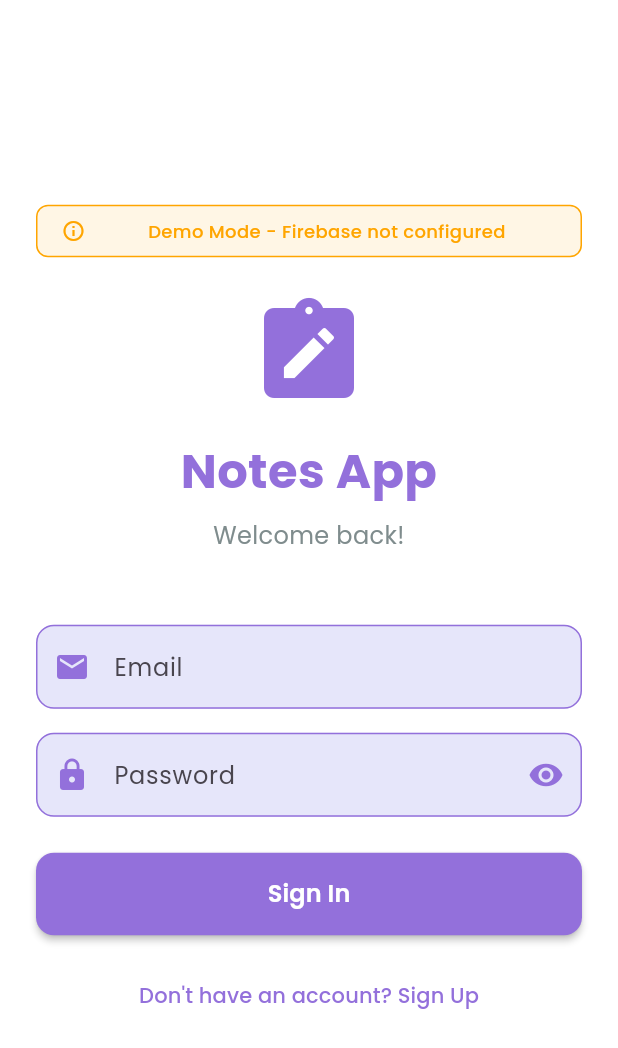
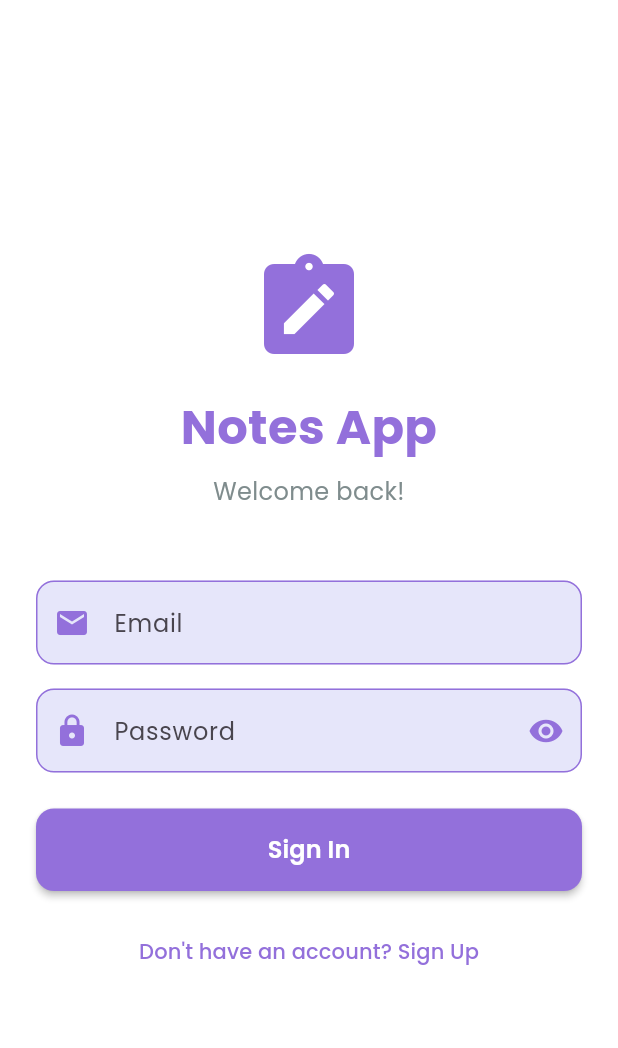
Before and after one commit to Nmesoma-solomon-peter/flutter_individual_assignment_2, a Flutter app: the screen it shows after launch, on a phone screen of 412 x 824 dp. Shown: the top 1048 px of the screen. Run offline on Flutter 3.47's test engine with Material 3 defaults, Android fonts, the light colour scheme and no system bars; our stand-ins replace cloud_firestore, firebase_auth, firebase_core, flutter_bloc, google_fonts; accounts and stored records are empty.

Commit message:
feat: remove demo mode and configure for real Firebase

```diff
--- a/lib/main.dart
+++ b/lib/main.dart
@@ -30,14 +30,14 @@ bool firebaseInitialized = false;
 void main() async {
   WidgetsFlutterBinding.ensureInitialized();
 
-  // Try to initialize Firebase
+  // Initialize Firebase
   try {
     await Firebase.initializeApp();
     firebaseInitialized = true;
     print('Firebase initialized successfully');
   } catch (e) {
     print('Firebase initialization error: $e');
-    print('Running in mock mode - Firebase features will be simulated');
+    print('Please check your Firebase configuration');
     firebaseInitialized = false;
   }
 
@@ -52,32 +52,10 @@ class MyApp extends StatelessWidget {
     return MultiRepositoryProvider(
       providers: [
         RepositoryProvider<AuthRepository>(
-          create: (context) {
-            if (firebaseInitialized) {
-              try {
-                return AuthRepository();
-              } catch (e) {
-                print('Failed to create AuthRepository: $e');
-                return MockAuthRepository();
-              }
-            } else {
-              return MockAuthRepository();
-            }
-          },
+          create: (context) => AuthRepository(),
         ),
         RepositoryProvider<NoteRepository>(
-          create: (context) {
-            if (firebaseInitialized) {
-              try {
-                return NoteRepository();
-              } catch (e) {
-                print('Failed to create NoteRepository: $e');
-                return MockNoteRepository();
-              }
-            } else {
-              return MockNoteRepository();
-            }
-          },
+          create: (context) => NoteRepository(),
         ),
       ],
       child: MultiBlocProvider(
@@ -143,9 +121,43 @@ class AuthWrapper extends StatelessWidget {
 
   @override
   Widget build(BuildContext context) {
-    // In demo mode, show notes screen directly
     if (!firebaseInitialized) {
-      return const NotesScreen();
+      return Scaffold(
+        backgroundColor: AppColors.primaryBackground,
+        body: Center(
+          child: Column(
+            mainAxisAlignment: MainAxisAlignment.center,
+            children: [
+              Icon(
+                Icons.error_outline,
+                size: 80,
+                color: AppColors.error,
+              ),
+              const SizedBox(height: 16),
+              Text(
+                'Firebase Configuration Error',
+                style: GoogleFonts.poppins(
+                  fontSize: 24,
+                  fontWeight: FontWeight.bold,
+                  color: AppColors.error,
+                ),
+              ),
+              const SizedBox(height: 16),
+              Padding(
+                padding: const EdgeInsets.symmetric(horizontal: 32),
+                child: Text(
+                  'Please check your Firebase configuration:\n\n1. Create a Firebase project\n2. Add your Android app\n3. Download google-services.json\n4. Enable Authentication and Firestore',
+                  style: GoogleFonts.poppins(
+                    fontSize: 16,
+                    color: AppColors.secondaryText,
+                  ),
+                  textAlign: TextAlign.center,
+                ),
+              ),
+            ],
+          ),
+        ),
+      );
     }
 
     return BlocBuilder<AuthBloc, AuthState>(
@@ -189,97 +201,3 @@ class AuthWrapper extends StatelessWidget {
     );
   }
 }
-
-// Mock repositories for testing without Firebase
-class MockAuthRepository extends AuthRepository {
-  bool _isAuthenticated = false;
-  final StreamController<User?> _authStateController = StreamController<User?>.broadcast();
-
-  @override
-  User? get currentUser => _isAuthenticated ? null : null; // Return null in demo mode
-
-  @override
-  Stream<User?> get authStateChanges => _authStateController.stream;
-
-  @override
-  Future<UserCredential> signUp(String email, String password) async {
-    await Future.delayed(const Duration(seconds: 1));
-    _isAuthenticated = true;
-    _authStateController.add(null); // In demo mode, we don't have a real user
-    throw UnimplementedError('Firebase not configured - this is demo mode. Please set up Firebase to use authentication features.');
-  }
-
-  @override
-  Future<UserCredential> signIn(String email, String password) async {
-    await Future.delayed(const Duration(seconds: 1));
-    _isAuthenticated = true;
-    _authStateController.add(null); // In demo mode, we don't have a real user
-    throw UnimplementedError('Firebase not configured - this is demo mode. Please set up Firebase to use authentication features.');
-  }
-
-  @override
-  Future<void> signOut() async {
-    await Future.delayed(const Duration(milliseconds: 500));
-    _isAuthenticated = false;
-    _authStateController.add(null);
-  }
-}
-
-class MockNoteRepository extends NoteRepository {
-  final List<Note> _mockNotes = [
-    Note(
-      id: '1',
-      text: 'Welcome to Notes App! This is a demo note.',
-      createdAt: DateTime.now().subtract(const Duration(hours: 2)),
-      updatedAt: DateTime.now().subtract(const Duration(hours: 2)),
-      userId: 'demo-user-id',
-    ),
-    Note(
-      id: '2',
-      text: 'You can add, edit, and delete notes. This is demo mode - Firebase is not configured.',
-      createdAt: DateTime.now().subtract(const Duration(hours: 1)),
-      updatedAt: DateTime.now().subtract(const Duration(hours: 1)),
-      userId: 'demo-user-id',
-    ),
-  ];
-
-  @override
-  String? get currentUserId => 'demo-user-id';
-
-  @override
-  Future<List<Note>> fetchNotes() async {
-    await Future.delayed(const Duration(milliseconds: 800));
-    return List.from(_mockNotes);
-  }
-
-  @override
-  Future<void> addNote(String text) async {
-    await Future.delayed(const Duration(milliseconds: 500));
-    final newNote = Note(
-      id: DateTime.now().millisecondsSinceEpoch.toString(),
-      text: text,
-      createdAt: DateTime.now(),
-      updatedAt: DateTime.now(),
-      userId: 'demo-user-id',
-    );
-    _mockNotes.insert(0, newNote);
-  }
-
-  @override
-  Future<void> updateNote(String id, String text) async {
-    await Future.delayed(const Duration(milliseconds: 500));
-    final index = _mockNotes.indexWhere((note) => note.id == id);
-    if (index != -1) {
-      _mockNotes[index] = _mockNotes[index].copyWith(
-        text: text,
-        updatedAt: DateTime.now(),
-      );
-    }
-  }
-
-  @override
-  Future<void> deleteNote(String id) async {
-    await Future.delayed(const Duration(milliseconds: 300));
-    _mockNotes.removeWhere((note) => note.id == id);
-  }
-}
--- a/lib/screens/auth_screen.dart
+++ b/lib/screens/auth_screen.dart
@@ -70,35 +70,6 @@ class _AuthScreenState extends State<AuthScreen> {
                   mainAxisAlignment: MainAxisAlignment.center,
                   crossAxisAlignment: CrossAxisAlignment.stretch,
                   children: [
-                    // Demo Mode Banner
-                    Container(
-                      padding: const EdgeInsets.symmetric(horizontal: 16, vertical: 8),
-                      decoration: BoxDecoration(
-                        color: AppColors.orange.withOpacity(0.1),
-                        borderRadius: BorderRadius.circular(8),
-                        border: Border.all(color: AppColors.orange, width: 1),
-                      ),
-                      child: Row(
-                        mainAxisSize: MainAxisSize.min,
-                        children: [
-                          Icon(Icons.info_outline, color: AppColors.orange, size: 16),
-                          const SizedBox(width: 8),
-                          Expanded(
-                            child: Text(
-                              'Demo Mode - Firebase not configured',
-                              style: GoogleFonts.poppins(
-                                fontSize: 12,
-                                color: AppColors.orange,
-                                fontWeight: FontWeight.w500,
-                              ),
-                              textAlign: TextAlign.center,
-                            ),
-                          ),
-                        ],
-                      ),
-                    ),
-                    const SizedBox(height: 24),
-
                     // App Logo/Title
                     Icon(
                       Icons.note_alt,
```
Also changed, not shown: lib/screens/notes_screen.dart (+6 -20 lines), 1 other file.
